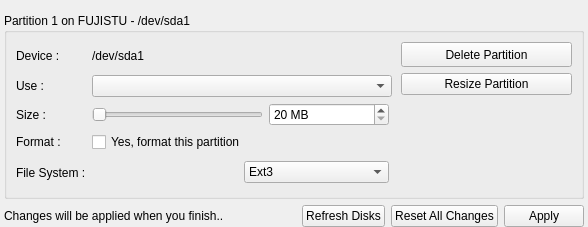
This is yali4/gui/Ui/partedit.ui in dadas45li/yali as Qt 5 draws it before an edit. The edited form follows.
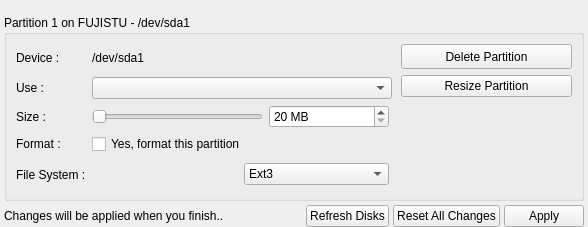
This is the edited form.

Commit message: * too hacky ..

```diff
--- a/yali4/gui/Ui/partedit.ui
+++ b/yali4/gui/Ui/partedit.ui
@@ -26,7 +26,7 @@
     <number>0</number>
    </property>
    <property name="spacing" >
-    <number>-1</number>
+    <number>4</number>
    </property>
    <item row="0" column="0" >
     <spacer>
```
The commit also changes 1 other file.
